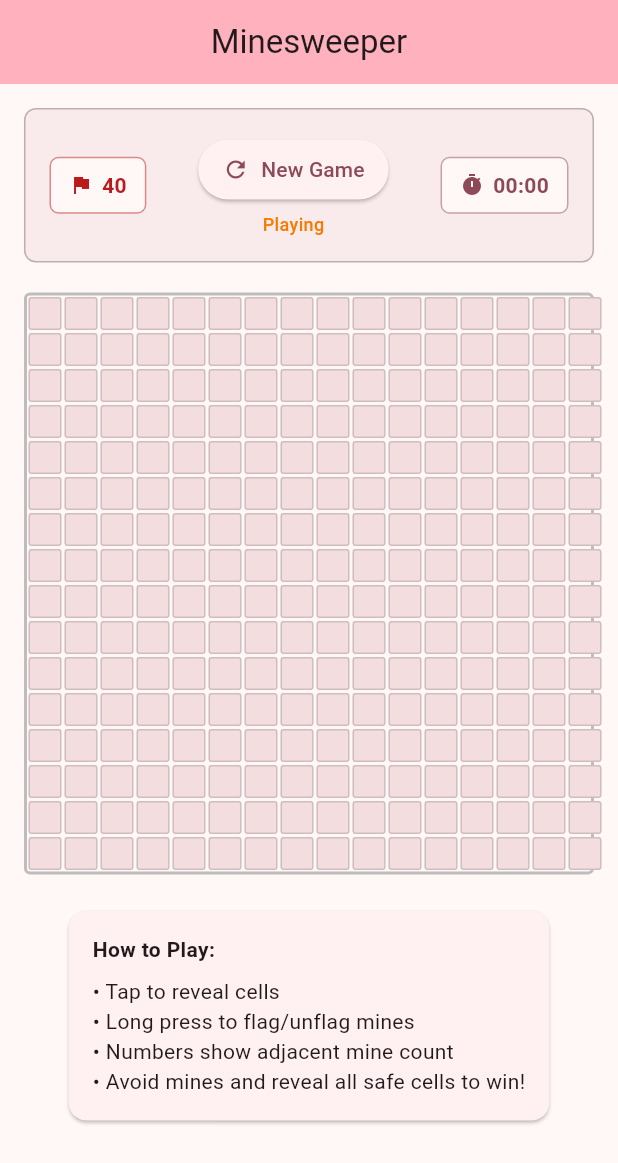
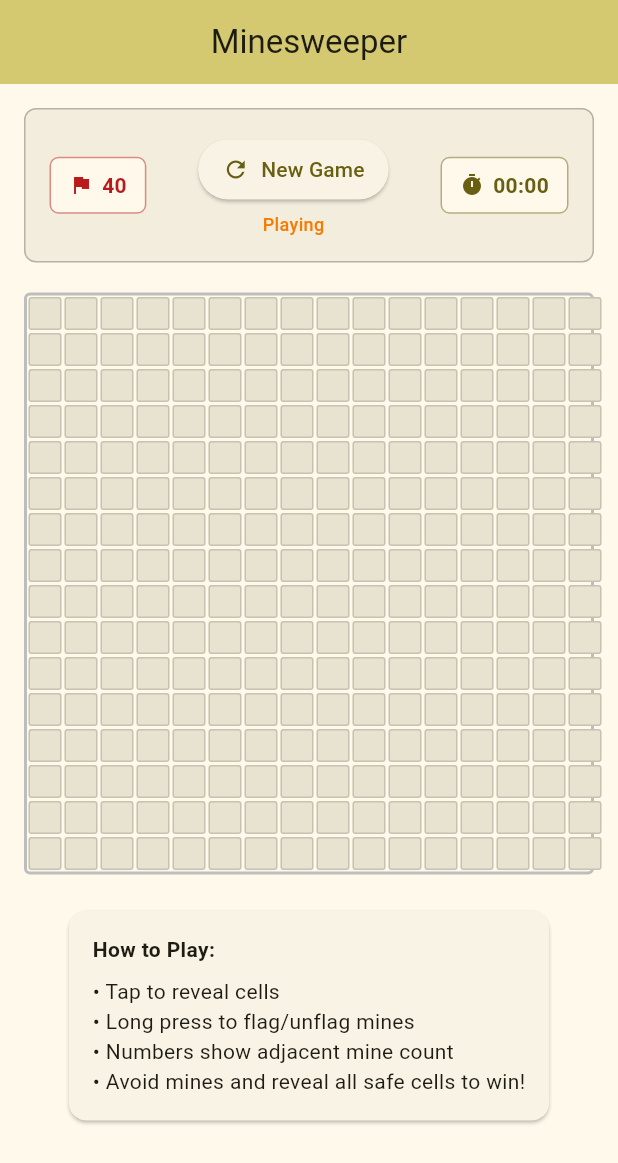
Before and after one commit to BirjuVachhani/mine_sweeper, a Flutter app: the screen it shows after launch, on a phone screen of 412 x 824 dp. Shown: the top 1163 px of the screen. Run offline on Flutter 3.47's test engine with Material 3 defaults, Android fonts, the phone set to English and light mode, and no system bars.

Commit message:
Change the seed color to yellow

```diff
--- a/lib/main.dart
+++ b/lib/main.dart
@@ -14,21 +14,12 @@ class MinesweeperApp extends StatelessWidget {
       title: 'Minesweeper',
       theme: ThemeData(
         colorScheme: ColorScheme.fromSeed(
-          seedColor: Colors.pink,
+          seedColor: Colors.yellow,
           brightness: Brightness.light,
         ),
         useMaterial3: true,
       ),
-      darkTheme: ThemeData(
-        colorScheme: ColorScheme.fromSeed(
-          seedColor: Colors.pink,
-          brightness: Brightness.dark,
-        ),
-        useMaterial3: true,
-      ),
-      themeMode: ThemeMode.system,
       home: const GameScreen(),
-      debugShowCheckedModeBanner: false,
     );
   }
 }
```
